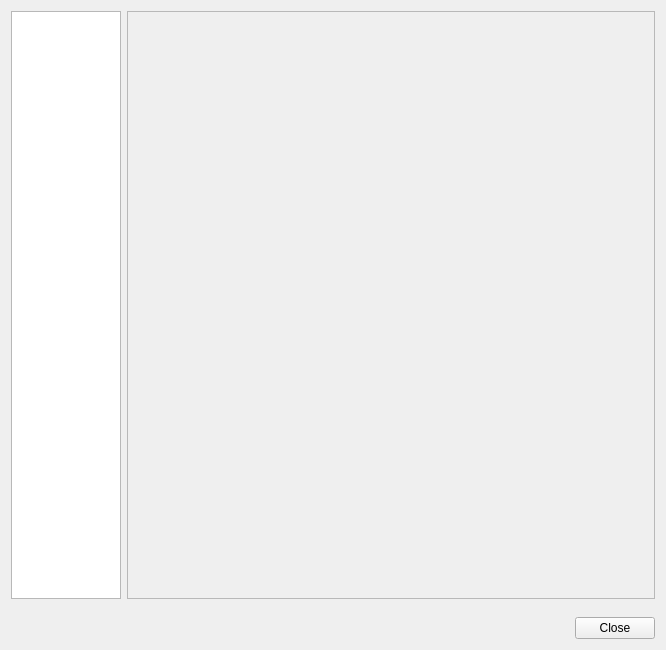
Before: the Qt Designer form src/preferences/configdialog.ui in nschimme/MMapper, drawn with Qt 5.
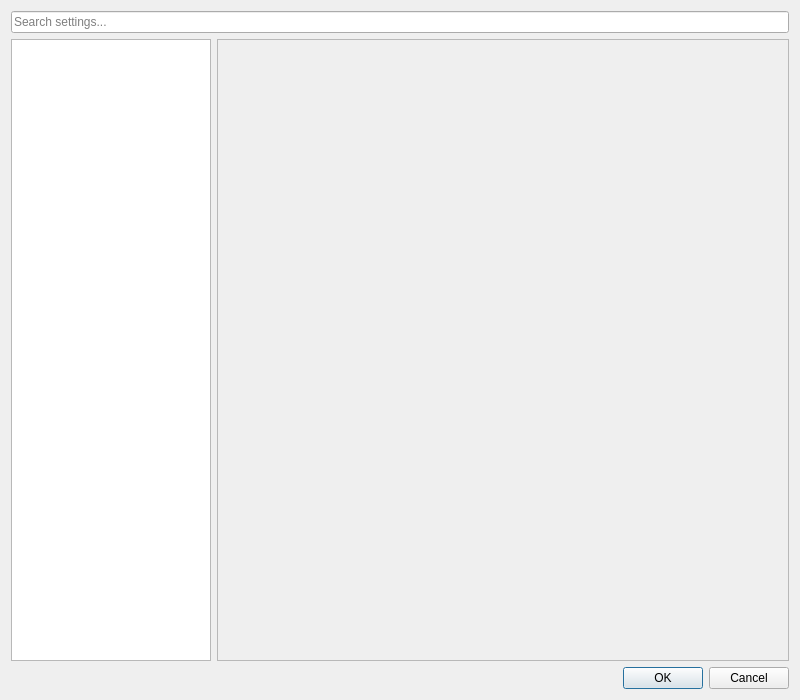
After: the same form once the commit is applied.

```diff
--- a/src/preferences/configdialog.ui
+++ b/src/preferences/configdialog.ui
@@ -6,106 +6,65 @@
    <rect>
     <x>0</x>
     <y>0</y>
-    <width>666</width>
-    <height>650</height>
+    <width>800</width>
+    <height>700</height>
    </rect>
   </property>
   <layout class="QVBoxLayout" name="_4">
    <item>
-    <layout class="QHBoxLayout" name="_3">
+    <layout class="QHBoxLayout" name="topLayout">
+     <item>
+      <widget class="QLineEdit" name="searchBar">
+       <property name="placeholderText">
+        <string>Search settings...</string>
+       </property>
+       <property name="clearButtonEnabled">
+        <bool>true</bool>
+       </property>
+      </widget>
+     </item>
+    </layout>
+   </item>
+   <item>
+    <layout class="QHBoxLayout" name="contentLayout">
      <item>
       <widget class="QListWidget" name="contentsWidget">
        <property name="minimumSize">
         <size>
-         <width>110</width>
+         <width>150</width>
          <height>0</height>
         </size>
        </property>
        <property name="maximumSize">
         <size>
-         <width>110</width>
+         <width>200</width>
          <height>16777215</height>
         </size>
        </property>
-       <property name="iconSize">
-        <size>
-         <width>70</width>
-         <height>70</height>
-        </size>
-       </property>
-       <property name="spacing">
-        <number>9</number>
-       </property>
-       <property name="viewMode">
-        <enum>QListView::IconMode</enum>
-       </property>
       </widget>
      </item>
      <item>
       <widget class="QScrollArea" name="pagesScrollArea">
-       <property name="minimumSize">
-        <size>
-         <width>520</width>
-         <height>300</height>
-        </size>
-       </property>
        <property name="widgetResizable">
         <bool>true</bool>
        </property>
        <widget class="QWidget" name="scrollAreaWidgetContents">
-        <property name="geometry">
-         <rect>
-          <x>0</x>
-          <y>0</y>
-          <width>518</width>
-          <height>558</height>
-         </rect>
-        </property>
-        <layout class="QHBoxLayout" name="horizontalLayout_3"/>
+        <layout class="QVBoxLayout" name="scrollLayout">
+         <property name="spacing">
+          <number>20</number>
+         </property>
+        </layout>
        </widget>
       </widget>
      </item>
     </layout>
    </item>
    <item>
-    <spacer name="closeSpacer">
-     <property name="orientation">
-      <enum>Qt::Vertical</enum>
+    <widget class="QDialogButtonBox" name="buttonBox">
+     <property name="standardButtons">
+      <set>QDialogButtonBox::Cancel|QDialogButtonBox::Ok</set>
      </property>
-     <property name="sizeType">
-      <enum>QSizePolicy::Fixed</enum>
-     </property>
-     <property name="sizeHint" stdset="0">
-      <size>
-       <width>12</width>
-       <height>12</height>
-      </size>
-     </property>
-    </spacer>
-   </item>
-   <item>
-    <layout class="QHBoxLayout" name="_2">
-     <item>
-      <spacer name="horizontalSpacer">
-       <property name="orientation">
-        <enum>Qt::Horizontal</enum>
-       </property>
-       <property name="sizeHint" stdset="0">
-        <size>
-         <width>40</width>
-         <height>20</height>
-        </size>
-       </property>
-      </spacer>
-     </item>
-     <item>
-      <widget class="QPushButton" name="closeButton">
-       <property name="text">
-        <string>Close</string>
-       </property>
-      </widget>
-     </item>
-    </layout>
+    </widget>
    </item>
   </layout>
  </widget>
```
Left out of the diff: 2 changed lines with no effect on the pictures.
